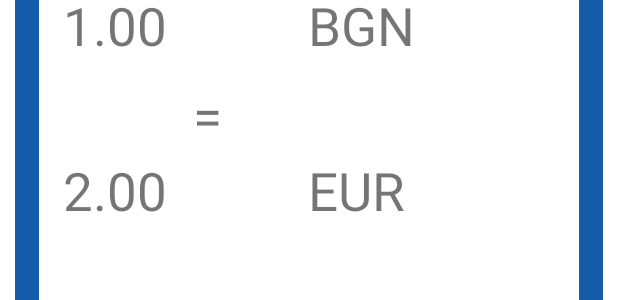
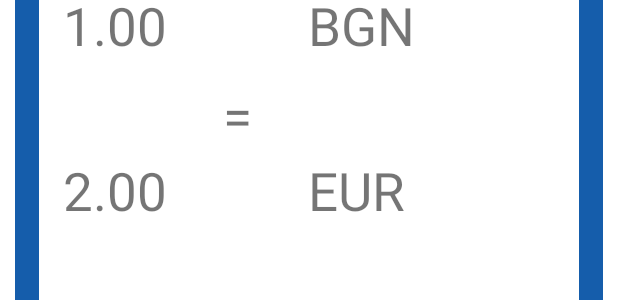
Before and after one commit to 8jackson6264/CurrencyExchangeProject, an Android app: the layout item_exchange_rate.xml on its own in the app's theme, with its tools: preview values and no code run, on a phone screen of 412 x 824 dp. Shown: the part 138-438 px from the top of the screen. Run offline under Robolectric (Android 15) with nearby library versions, the phone set to English and light mode, and no system bars.

Commit message:
ui refactored second time

```diff
--- a/app/src/main/res/layout/item_exchange_rate.xml
+++ b/app/src/main/res/layout/item_exchange_rate.xml
@@ -38,6 +38,7 @@
         android:layout_height="60dp"
         android:paddingTop="10dp"
         android:text="="
+        android:paddingStart="20dp"
         android:textAlignment="center"
         android:textSize="35sp"
         app:layout_constraintStart_toEndOf="@id/txt_one"
--- a/app/src/main/res/layout/tab_exchange_rates.xml
+++ b/app/src/main/res/layout/tab_exchange_rates.xml
@@ -32,10 +32,12 @@
         <androidx.recyclerview.widget.RecyclerView
             android:id="@+id/exchange_rates_recycler_view"
             android:layout_width="match_parent"
-            android:layout_height="wrap_content"
+            android:layout_height="0dp"
+            android:layout_marginBottom="20dp"
             app:layout_constraintStart_toStartOf="parent"
             android:scrollbars="vertical"
-            app:layout_constraintTop_toBottomOf="@+id/search_field" />
+            app:layout_constraintTop_toBottomOf="@+id/search_field"
+            app:layout_constraintBottom_toBottomOf="parent" />
 
 
     </androidx.constraintlayout.widget.ConstraintLayout>
```
